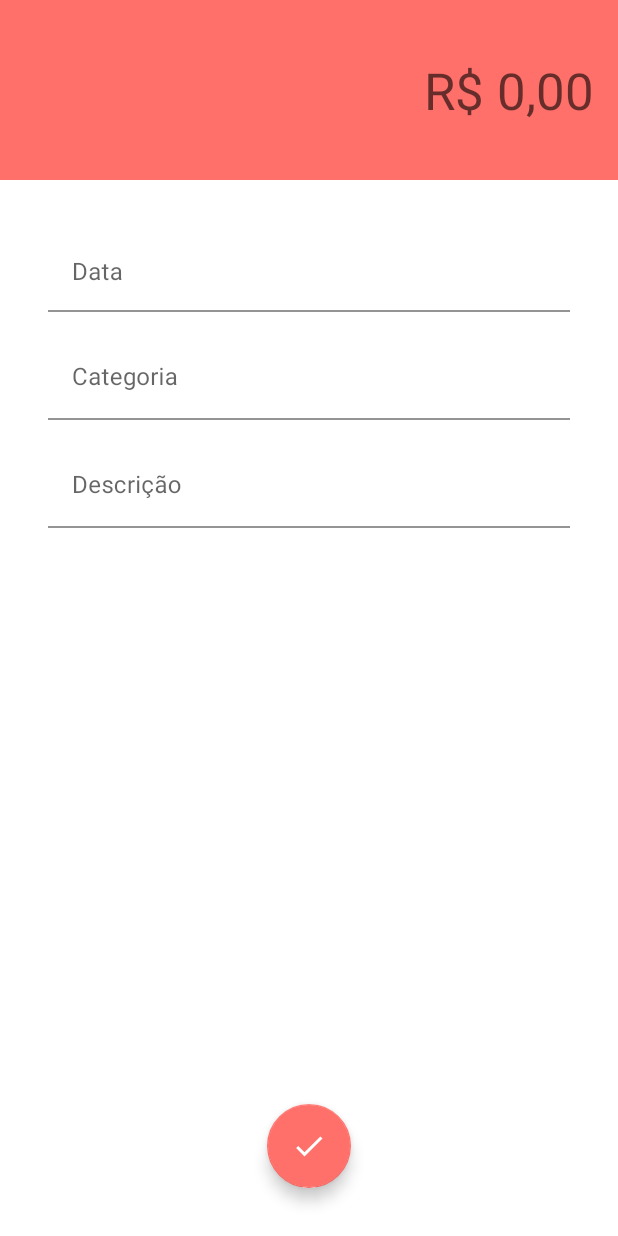
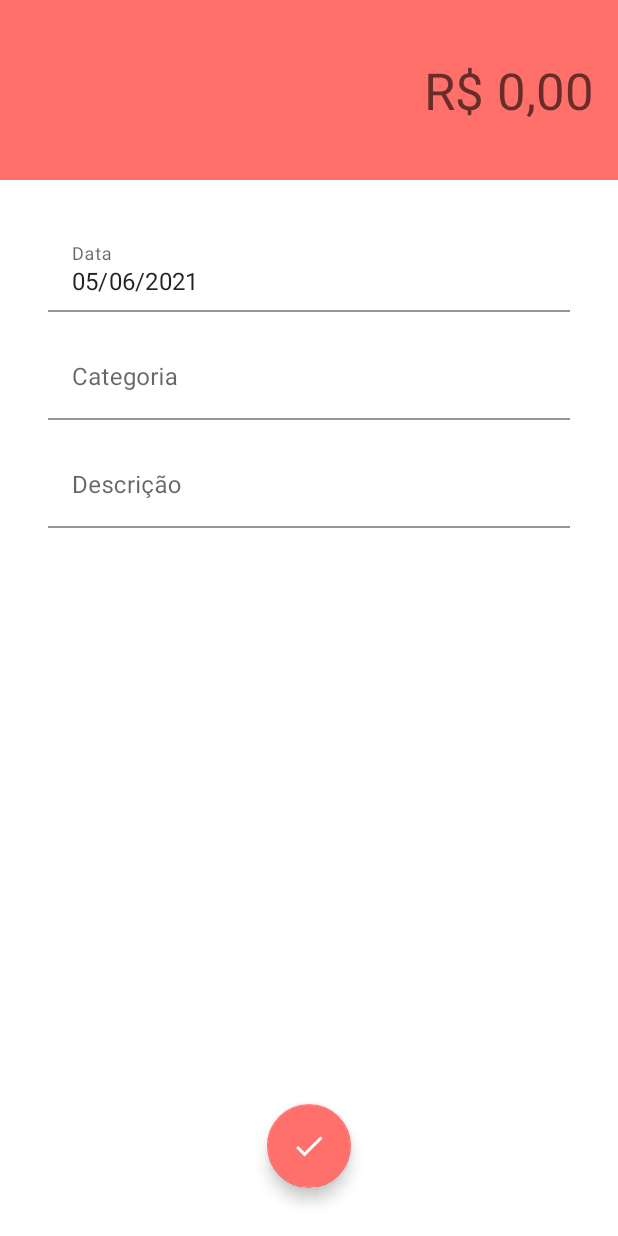
Before and after one commit to AlexandreGLopes/Organizze, an Android app: the DespesasActivity screen opened directly, with no data from a screen before it, on a phone screen of 412 x 824 dp. Run offline under Robolectric (Android 15) with nearby library versions, the phone set to English and light mode, and no system bars.

Commit message:
Data atual automatica

```diff
--- a/app/src/main/java/com/cursoandroid/organizze/activity/CadastroActivity.java
+++ b/app/src/main/java/com/cursoandroid/organizze/activity/CadastroActivity.java
@@ -95,7 +95,6 @@ public class CadastroActivity extends AppCompatActivity {
 
                     //Dado tudo certo no cadastro vamos adicionar setar o parametro idUsuario para nosso objeto usuario
                     String idUsuario = Base64Custom.codificarBase64(usuario.getEmail());
-                    Log.i("Alexandre", idUsuario);
                     usuario.setIdUsuario(idUsuario);
                     //Chamando método para salvar o nó idUsuário e o nome e o e-mail dentro deste nó
                     usuario.salvarUsuario();
--- a/app/src/main/java/com/cursoandroid/organizze/activity/DespesasActivity.java
+++ b/app/src/main/java/com/cursoandroid/organizze/activity/DespesasActivity.java
@@ -3,14 +3,28 @@ package com.cursoandroid.organizze.activity;
 import androidx.appcompat.app.AppCompatActivity;
 
 import android.os.Bundle;
+import android.widget.EditText;
 
 import com.cursoandroid.organizze.R;
+import com.cursoandroid.organizze.helper.DateCustom;
+import com.google.android.material.textfield.TextInputEditText;
 
 public class DespesasActivity extends AppCompatActivity {
+
+    private TextInputEditText campoData, campoCategoria, campoDescricao;
+    private EditText campoValor;
 
     @Override
     protected void onCreate(Bundle savedInstanceState) {
         super.onCreate(savedInstanceState);
         setContentView(R.layout.activity_despesas);
+
+        campoValor = findViewById(R.id.editValor);
+        campoData = findViewById(R.id.editData);
+        campoCategoria = findViewById(R.id.editCategoria);
+        campoDescricao = findViewById(R.id.editDescricao);
+
+        //Preenche o campoData com a data atual
+        campoData.setText(DateCustom.dataAtual());
     }
 }
--- /dev/null
+++ b/app/src/main/java/com/cursoandroid/organizze/helper/DateCustom.java
@@ -0,0 +1,13 @@
+package com.cursoandroid.organizze.helper;
+
+import java.text.SimpleDateFormat;
+
+public class DateCustom {
+
+    public static String dataAtual() {
+        long data = System.currentTimeMillis();
+        SimpleDateFormat simpleDateFormat = new SimpleDateFormat("dd/MM/yyyy");
+        String dataString = simpleDateFormat.format(data);
+        return dataString;
+    }
+}
--- a/app/src/main/res/layout/activity_despesas.xml
+++ b/app/src/main/res/layout/activity_despesas.xml
@@ -7,7 +7,7 @@
     tools:context=".activity.DespesasActivity">
 
     <EditText
-        android:id="@+id/editTextNumberDecimal2"
+        android:id="@+id/editValor"
         android:layout_width="0dp"
         android:layout_height="120dp"
         android:background="@color/colorPrimaryDespesa"
@@ -32,17 +32,18 @@
         android:layout_marginTop="32dp"
         android:layout_marginEnd="32dp"
         android:layout_marginRight="32dp"
-        android:hint="Data"
         app:boxBackgroundColor="@android:color/transparent"
         app:layout_constraintEnd_toEndOf="parent"
         app:layout_constraintHorizontal_bias="0.0"
         app:layout_constraintStart_toStartOf="parent"
-        app:layout_constraintTop_toBottomOf="@+id/editTextNumberDecimal2">
+        app:layout_constraintTop_toBottomOf="@+id/editValor">
 
         <com.google.android.material.textfield.TextInputEditText
+            android:id="@+id/editData"
             android:layout_width="match_parent"
             android:layout_height="wrap_content"
             android:gravity="bottom|left"
+            android:hint="Data"
             android:inputType="date" />
     </com.google.android.material.textfield.TextInputLayout>
 
@@ -61,6 +62,7 @@
         app:layout_constraintTop_toBottomOf="@+id/textInputLayout">
 
         <com.google.android.material.textfield.TextInputEditText
+            android:id="@+id/editCategoria"
             android:layout_width="match_parent"
             android:layout_height="wrap_content"
             android:background="@android:color/transparent"
@@ -82,13 +84,14 @@
         app:layout_constraintTop_toBottomOf="@+id/textInputLayout2">
 
         <com.google.android.material.textfield.TextInputEditText
+            android:id="@+id/editDescricao"
             android:layout_width="match_parent"
             android:layout_height="wrap_content"
             android:hint="Descrição" />
     </com.google.android.material.textfield.TextInputLayout>
 
     <com.google.android.material.floatingactionbutton.FloatingActionButton
-        android:id="@+id/floatingActionButton"
+        android:id="@+id/fabSalvar"
         android:layout_width="wrap_content"
         android:layout_height="wrap_content"
         android:layout_marginBottom="32dp"
```
Also changed, not shown: app/src/main/java/com/cursoandroid/organizze/model/Usuario.java (+16 -1 lines).
